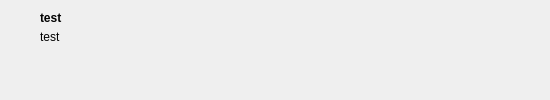
Qt form galgamedialog_uichild/historychild.ui (Zao-chen/ZcChat) before a commit.
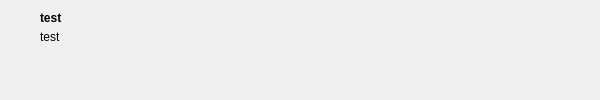
The same form after that commit. Icons and pictures are not drawn.

Commit message: [fix] close #30 修复历史记录不换行的问题

The edit to the form file:
```diff
--- a/galgamedialog_uichild/historychild.ui
+++ b/galgamedialog_uichild/historychild.ui
@@ -6,19 +6,19 @@
    <rect>
     <x>0</x>
     <y>0</y>
-    <width>550</width>
+    <width>600</width>
     <height>100</height>
    </rect>
   </property>
   <property name="minimumSize">
    <size>
-    <width>550</width>
+    <width>600</width>
     <height>100</height>
    </size>
   </property>
   <property name="maximumSize">
    <size>
-    <width>550</width>
+    <width>600</width>
     <height>100</height>
    </size>
   </property>
@@ -48,7 +48,7 @@
     <rect>
      <x>40</x>
      <y>30</y>
-     <width>501</width>
+     <width>540</width>
      <height>61</height>
     </rect>
    </property>
@@ -58,6 +58,9 @@
    <property name="alignment">
     <set>Qt::AlignmentFlag::AlignLeading|Qt::AlignmentFlag::AlignLeft|Qt::AlignmentFlag::AlignTop</set>
    </property>
+   <property name="wordWrap">
+    <bool>true</bool>
+   </property>
   </widget>
   <widget class="QPushButton" name="pushButton">
    <property name="geometry">
```
